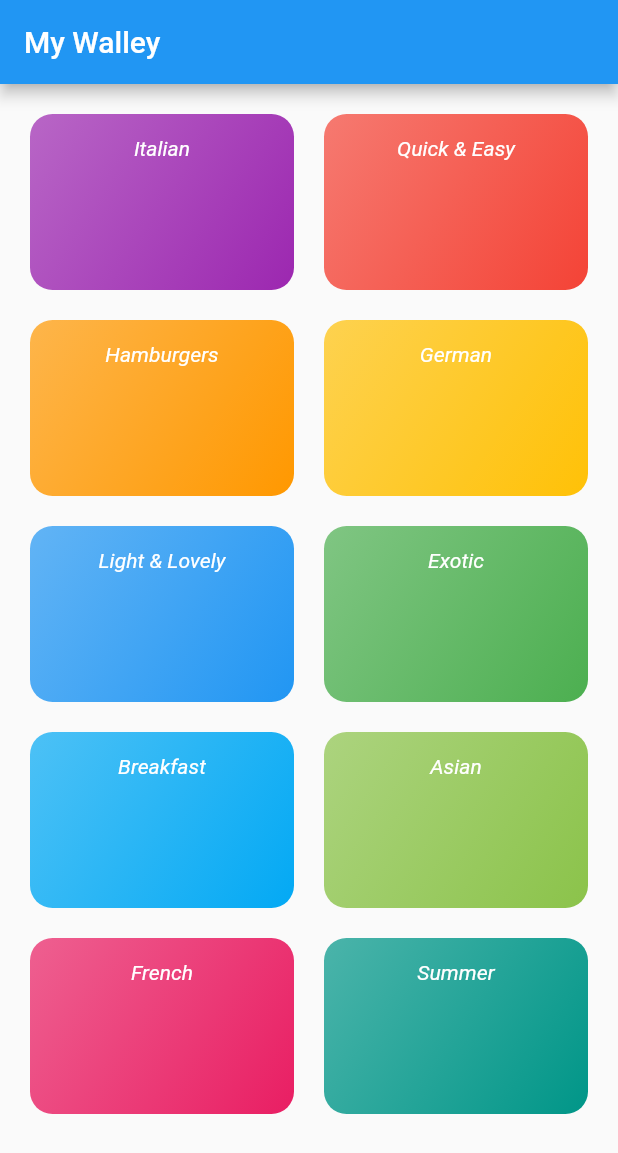
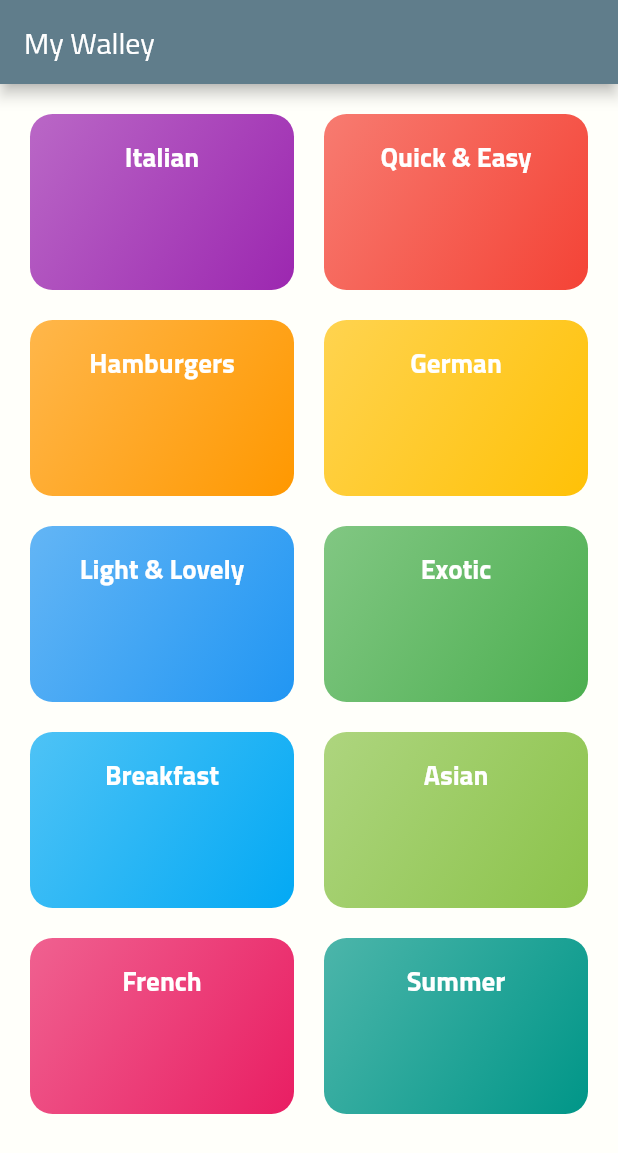
Before and after one commit to mohamedkuch/MyWalletApp, a Flutter app: the screen it shows after launch, on a phone screen of 412 x 824 dp. Shown: the top 1153 px of the screen. Run offline on Flutter 3.47's test engine with Material 2 defaults, Android fonts, the phone set to English and light mode, and no system bars.

Commit message:
add custom fonts and style

```diff
--- a/my_walley/lib/category_item.dart
+++ b/my_walley/lib/category_item.dart
@@ -12,7 +12,7 @@ class CategoryItem extends StatelessWidget {
       child: Text(
         this.title,
         textAlign: TextAlign.center,
-        style: TextStyle(fontStyle: FontStyle.italic , color: Colors.white)
+        style: Theme.of(context).textTheme.title,
       ),
       decoration: BoxDecoration(
         gradient: LinearGradient(colors: [
--- a/my_walley/lib/main.dart
+++ b/my_walley/lib/main.dart
@@ -9,7 +9,23 @@ class MyApp extends StatelessWidget {
     return MaterialApp(
       title: 'DeliMeals',
       theme: ThemeData(
-        primarySwatch: Colors.blue,
+        primarySwatch: Colors.blueGrey,
+        accentColor: Colors.pink,
+        canvasColor: Color.fromRGBO(255, 255, 250, 1),
+        fontFamily: 'TitilliumWeb',
+        textTheme: ThemeData.light().textTheme.copyWith(
+            body1: TextStyle(
+              color: Colors.pink,
+            ),
+            body2: TextStyle(
+              color: Colors.pink,
+            ),
+            title: TextStyle(
+              fontSize: 18,
+              fontFamily: 'TitilliumWeb',
+              color: Colors.white,
+              fontWeight: FontWeight.bold,
+            )),
       ),
       home: CategoriesScreen(),
     );
```
Also changed, not shown: my_walley/pubspec.yaml (+8 -6 lines).
